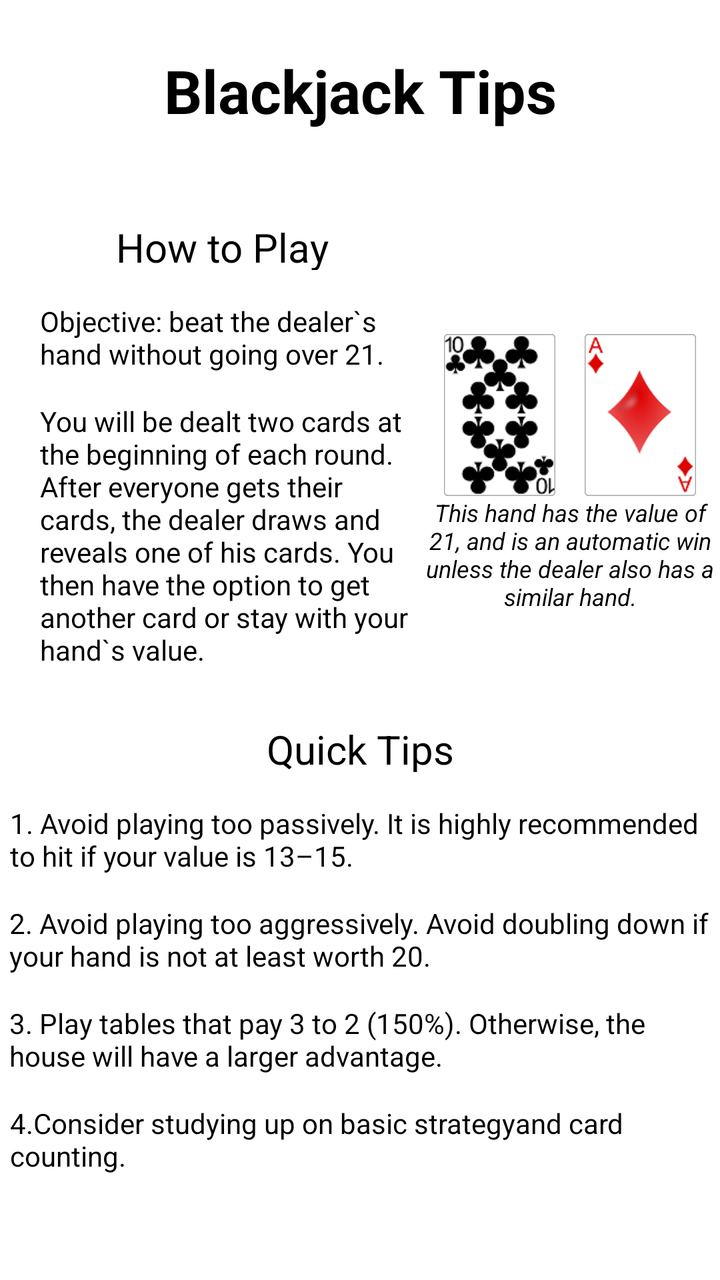
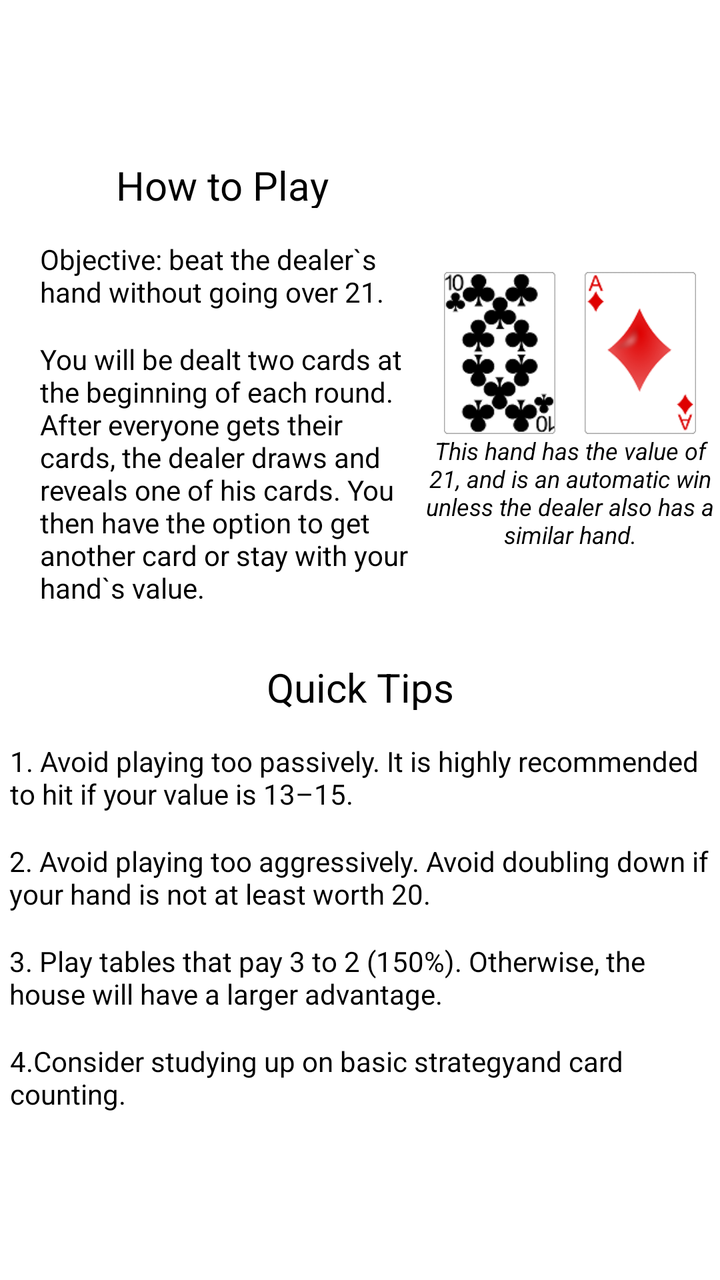

Screens rendered from an Android XML layout before and after an edit, with the pre-edit source and the edit as a unified diff.
<!-- AndroidManifest.xml: application theme Theme.GamblingBadger -->
<!-- res/layout/fragment_b_j_tip.xml -->
<?xml version="1.0" encoding="utf-8"?>
<androidx.constraintlayout.widget.ConstraintLayout xmlns:android="http://schemas.android.com/apk/res/android"
    xmlns:app="http://schemas.android.com/apk/res-auto"
    xmlns:tools="http://schemas.android.com/tools"
    android:layout_width="match_parent"
    android:layout_height="match_parent"
    tools:context=".tips.BJTipFrag">

    <ScrollView
        android:layout_width="match_parent"
        android:layout_height="match_parent"
        android:layout_marginTop="100dp"
        app:layout_constraintEnd_toEndOf="parent"
        app:layout_constraintHorizontal_bias="0.5"
        app:layout_constraintStart_toStartOf="parent"
        app:layout_constraintTop_toBottomOf="@+id/titleBJ">

        <androidx.constraintlayout.widget.ConstraintLayout
            android:layout_width="match_parent"
            android:layout_height="wrap_content">

            <TextView
                android:id="@+id/tipBJ4"
                android:layout_width="350dp"
                android:layout_height="50dp"
                android:text="@string/bjTip4"
                android:textAlignment="textStart"
                android:textColor="#000000"
                android:textSize="14sp"
                app:layout_constraintEnd_toEndOf="parent"
                app:layout_constraintHorizontal_bias="0.491"
                app:layout_constraintStart_toStartOf="parent"
                app:layout_constraintTop_toBottomOf="@+id/tipBJ3" />

            <TextView
                android:id="@+id/tipBJ3"
                android:layout_width="350dp"
                android:layout_height="50dp"
                android:text="@string/bjTip3"
                android:textAlignment="textStart"
                android:textColor="#000000"
                android:textSize="14sp"
                app:layout_constraintEnd_toEndOf="parent"
                app:layout_constraintHorizontal_bias="0.483"
                app:layout_constraintStart_toStartOf="parent"
                app:layout_constraintTop_toBottomOf="@+id/tipBJ2" />

            <TextView
                android:id="@+id/tipBJ2"
                android:layout_width="350dp"
                android:layout_height="50dp"
                android:text="@string/bjTip2"
                android:textAlignment="textStart"
                android:textColor="#000000"
                android:textSize="14sp"
                app:layout_constraintEnd_toEndOf="parent"
                app:layout_constraintHorizontal_bias="0.483"
                app:layout_constraintStart_toStartOf="parent"
                app:layout_constraintTop_toBottomOf="@+id/tipBJ1" />

            <TextView
                android:id="@+id/tipBJ1"
                android:layout_width="350dp"
                android:layout_height="50dp"
                android:layout_marginTop="16dp"
                android:text="@string/bjTip1"
                android:textAlignment="textStart"
                android:textColor="#000000"
                android:textSize="14sp"
                app:layout_constraintEnd_toEndOf="parent"
                app:layout_constraintHorizontal_bias="0.491"
                app:layout_constraintStart_toStartOf="parent"
                app:layout_constraintTop_toBottomOf="@+id/tipsBJ" />

            <TextView
                android:id="@+id/tipsBJ"
                android:layout_width="190dp"
                android:layout_height="25dp"
                android:layout_marginTop="15dp"
                android:text="@string/quickTips"
                android:textAlignment="center"
                android:textColor="#000000"
                android:textSize="20sp"
                app:layout_constraintEnd_toEndOf="parent"
                app:layout_constraintStart_toStartOf="parent"
                app:layout_constraintTop_toBottomOf="@+id/bottomTextBJ" />

            <TextView
                android:id="@+id/subTextBJ"
                android:layout_width="149dp"
                android:layout_height="wrap_content"
                android:layout_marginTop="148dp"
                android:text="@string/bjImageDescription"
                android:textAlignment="center"
                android:textColor="#000000"
                android:textSize="12sp"
                android:textStyle="italic"
                app:layout_constraintEnd_toEndOf="parent"
                app:layout_constraintHorizontal_bias="0.519"
                app:layout_constraintStart_toEndOf="@+id/bottomTextBJ"
                app:layout_constraintTop_toTopOf="parent" />

            <TextView
                android:id="@+id/bottomTextBJ"
                android:layout_width="190dp"
                android:layout_height="145dp"
                android:layout_marginStart="20dp"
                android:text="@string/bjBasics"
                android:textAlignment="textStart"
                android:textColor="#000000"
                android:textSize="14sp"
                app:layout_constraintStart_toStartOf="parent"
                app:layout_constraintTop_toBottomOf="@+id/topTextBJ" />

            <TextView
                android:id="@+id/topTextBJ"
                android:layout_width="190dp"
                android:layout_height="50dp"
                android:layout_marginStart="20dp"
                android:layout_marginTop="16dp"
                android:text="@string/bjObjective"
                android:textAlignment="textStart"
                android:textColor="#000000"
                android:textSize="14sp"
                app:layout_constraintStart_toStartOf="parent"
                app:layout_constraintTop_toBottomOf="@+id/howToPlayBJ" />

            <TextView
                android:id="@+id/howToPlayBJ"
                android:layout_width="190dp"
                android:layout_height="25dp"
                android:layout_marginStart="16dp"
                android:layout_marginTop="10dp"
                android:text="@string/howToPlay"
                android:textAlignment="center"
                android:textColor="#000000"
                android:textSize="20sp"
                app:layout_constraintStart_toStartOf="parent"
                app:layout_constraintTop_toTopOf="parent" />

            <ImageView
                android:id="@+id/imageView2"
                android:layout_width="61dp"
                android:layout_height="81dp"
                android:contentDescription="@string/aceCard"
                app:layout_constraintBottom_toTopOf="@+id/subTextBJ"
                app:layout_constraintEnd_toEndOf="parent"
                app:layout_constraintHorizontal_bias="0.5"
                app:layout_constraintStart_toEndOf="@+id/imageView"
                app:srcCompat="@drawable/ace_of_diamonds" />

            <ImageView
                android:id="@+id/imageView"
                android:layout_width="61dp"
                android:layout_height="81dp"
                android:contentDescription="@string/aceCard"
                app:layout_constraintBottom_toTopOf="@+id/subTextBJ"
                app:layout_constraintEnd_toStartOf="@+id/imageView2"
                app:layout_constraintHorizontal_bias="0.5"
                app:layout_constraintStart_toEndOf="@+id/bottomTextBJ"
                app:srcCompat="@drawable/_10_of_clubs" />

        </androidx.constraintlayout.widget.ConstraintLayout>
    </ScrollView>

    <TextView
        android:id="@+id/titleBJ"
        android:layout_width="wrap_content"
        android:layout_height="wrap_content"
        android:layout_marginTop="25dp"
        android:text="@string/bjTipsTitle"
        android:textColor="#000000"
        android:textSize="30sp"
        android:textStyle="bold"
        app:layout_constraintEnd_toEndOf="parent"
        app:layout_constraintHorizontal_bias="0.5"
        app:layout_constraintStart_toStartOf="parent"
        app:layout_constraintTop_toTopOf="parent" />

</androidx.constraintlayout.widget.ConstraintLayout>
<!-- resources referenced by this layout -->
<resources>
  <!-- drawable _10_of_clubs: png bitmap (drawable, 6456 bytes) -->
  <!-- drawable ace_of_diamonds: png bitmap (drawable, 5280 bytes) -->
  <string name="aceCard">Card with the value of one or ten</string>
  <string name="bjBasics">You will be dealt two cards at the beginning of each round. After everyone gets their cards, the dealer draws and reveals one of his cards. You then have the option to get another card or stay with your hand`s value.</string>
  <string name="bjImageDescription">This hand has the value of 21, and is an automatic win unless the dealer also has a similar hand.</string>
  <string name="bjObjective">Objective: beat the dealer`s hand without going over 21.</string>
  <string name="bjTip1">1. Avoid playing too passively. It is highly recommended to hit if your value is 13–15.</string>
  <string name="bjTip2">2. Avoid playing too aggressively. Avoid doubling down if your hand is not at least worth 20.</string>
  <string name="bjTip3">3. Play tables that pay 3 to 2 (150%). Otherwise, the house will have a larger advantage.</string>
  <string name="bjTip4">4.Consider studying up on "basic strategy" and card counting.</string>
  <string name="bjTipsTitle">Blackjack Tips</string>
  <string name="howToPlay">How to Play</string>
  <string name="quickTips">Quick Tips</string>
  <style name="Theme.GamblingBadger" parent="Theme.MaterialComponents.DayNight.DarkActionBar">
          
          <item name="colorPrimary">@color/purple_500</item>
          <item name="colorPrimaryVariant">@color/purple_700</item>
          <item name="colorOnPrimary">@color/white</item>
          
          <item name="colorSecondary">@color/teal_200</item>
          <item name="colorSecondaryVariant">@color/teal_700</item>
          <item name="colorOnSecondary">@color/black</item>
          
          <item name="android:statusBarColor" tools:targetApi="l">?attr/colorPrimaryVariant</item>
          
      </style>
  <color name="purple_500">#FF6200EE</color>
  <color name="purple_700">#FF3700B3</color>
  <color name="white">#FFFFFFFF</color>
  <color name="teal_200">#FF03DAC5</color>
  <color name="teal_700">#FF018786</color>
  <color name="black">#FF000000</color>
</resources>

<!-- the commit's change to res/layout/fragment_b_j_tip.xml (unified diff, before → after) -->
@@ -8,16 +8,24 @@
 
     <ScrollView
         android:layout_width="match_parent"
-        android:layout_height="match_parent"
-        android:layout_marginTop="100dp"
+        android:layout_height="wrap_content"
+        app:layout_constraintBottom_toBottomOf="parent"
         app:layout_constraintEnd_toEndOf="parent"
         app:layout_constraintHorizontal_bias="0.5"
         app:layout_constraintStart_toStartOf="parent"
-        app:layout_constraintTop_toBottomOf="@+id/titleBJ">
+        app:layout_constraintTop_toTopOf="parent"
+        app:layout_constraintVertical_bias="0.5">
 
         <androidx.constraintlayout.widget.ConstraintLayout
             android:layout_width="match_parent"
-            android:layout_height="wrap_content">
+            android:layout_height="wrap_content"
+            app:layout_constraintBottom_toBottomOf="parent"
+            app:layout_constraintEnd_toEndOf="parent"
+            app:layout_constraintHorizontal_bias="0.5"
+            app:layout_constraintStart_toStartOf="parent"
+            app:layout_constraintTop_toTopOf="parent"
+            app:layout_constraintVertical_bias="0.5"
+            tools:layout_editor_absoluteY="114dp">
 
             <TextView
                 android:id="@+id/tipBJ4"
@@ -96,7 +104,6 @@
                 android:textSize="12sp"
                 android:textStyle="italic"
                 app:layout_constraintEnd_toEndOf="parent"
-                app:layout_constraintHorizontal_bias="0.519"
                 app:layout_constraintStart_toEndOf="@+id/bottomTextBJ"
                 app:layout_constraintTop_toTopOf="parent" />
 
@@ -163,18 +170,4 @@
         </androidx.constraintlayout.widget.ConstraintLayout>
     </ScrollView>
 
-    <TextView
-        android:id="@+id/titleBJ"
-        android:layout_width="wrap_content"
-        android:layout_height="wrap_content"
-        android:layout_marginTop="25dp"
-        android:text="@string/bjTipsTitle"
-        android:textColor="#000000"
-        android:textSize="30sp"
-        android:textStyle="bold"
-        app:layout_constraintEnd_toEndOf="parent"
-        app:layout_constraintHorizontal_bias="0.5"
-        app:layout_constraintStart_toStartOf="parent"
-        app:layout_constraintTop_toTopOf="parent" />
-
 </androidx.constraintlayout.widget.ConstraintLayout>
<!-- resource entries referenced after the edit -->
@@ -10,7 +10,6 @@
   <string name="bjTip2">2. Avoid playing too aggressively. Avoid doubling down if your hand is not at least worth 20.</string>
   <string name="bjTip3">3. Play tables that pay 3 to 2 (150%). Otherwise, the house will have a larger advantage.</string>
   <string name="bjTip4">4.Consider studying up on "basic strategy" and card counting.</string>
-  <string name="bjTipsTitle">Blackjack Tips</string>
   <string name="howToPlay">How to Play</string>
   <string name="quickTips">Quick Tips</string>
   <style name="Theme.GamblingBadger" parent="Theme.MaterialComponents.DayNight.DarkActionBar">
